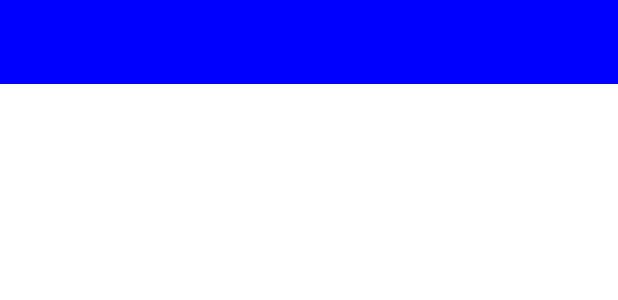
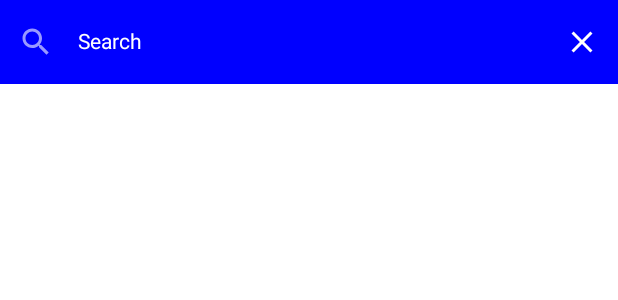
Before and after one commit to Dave-devs/Paging-Demo-Api-App, an Android app built with Jetpack Compose: the @Preview function SearchWidgetPreview, on a phone screen of 412 x 824 dp. Shown: the top 300 px of the screen. Run offline under Robolectric (Android 15) with nearby library versions, the phone set to English and light mode, and no system bars.

Commit message:
Third Commit 0.1

```diff
--- a/app/src/main/java/com/example/pagingdemoapiapp/unsplash_paging_features/presentation/home_screen/HomeBar.kt
+++ b/app/src/main/java/com/example/pagingdemoapiapp/unsplash_paging_features/presentation/home_screen/HomeBar.kt
@@ -23,7 +23,8 @@ fun HomeTopBar(
             IconButton(onClick = onSearchClicked) {
                 Icon(
                     imageVector = Icons.Default.Search,
-                    contentDescription = "Search Icon"
+                    contentDescription = "Search Icon",
+                    tint = MaterialTheme.colors.primary
                 )
             }
         }
--- a/app/src/main/java/com/example/pagingdemoapiapp/unsplash_paging_features/presentation/search_screen/SearchBar.kt
+++ b/app/src/main/java/com/example/pagingdemoapiapp/unsplash_paging_features/presentation/search_screen/SearchBar.kt
@@ -15,6 +15,7 @@ import androidx.compose.ui.graphics.Color
 import androidx.compose.ui.semantics.contentDescription
 import androidx.compose.ui.semantics.semantics
 import androidx.compose.ui.text.TextStyle
+import androidx.compose.ui.text.input.ImeAction
 import androidx.compose.ui.tooling.preview.Preview
 import androidx.compose.ui.unit.dp
 
@@ -52,7 +53,7 @@ fun SearchWidget(
                 )
             },
             textStyle = TextStyle(
-                color = Color.Blue
+                color = Color.White
             ),
             singleLine = true,
             leadingIcon = {
@@ -64,7 +65,7 @@ fun SearchWidget(
                     Icon(
                         imageVector = Icons.Default.Search,
                         contentDescription = "Search Icon",
-                        tint = Color.Blue
+                        tint = Color.White
                     )
                 }
             },
@@ -85,12 +86,12 @@ fun SearchWidget(
                     Icon(
                         imageVector = Icons.Default.Close,
                         contentDescription = "Close Icon",
-                        tint = Color.Blue
+                        tint = Color.White
                     )
                 }
             },
             keyboardOptions = KeyboardOptions(
-                imeAction = androidx.compose.ui.text.input.ImeAction.Search
+                imeAction = ImeAction.Search
             ),
             keyboardActions = KeyboardActions(
                 onSearch = {
--- a/app/src/main/java/com/example/pagingdemoapiapp/unsplash_paging_features/presentation/search_screen/SearchScreen.kt
+++ b/app/src/main/java/com/example/pagingdemoapiapp/unsplash_paging_features/presentation/search_screen/SearchScreen.kt
@@ -30,7 +30,7 @@ fun SearchScreen(
                     searchViewModel.updateSearchQuery(query = it)
                 },
                 onSearchClicked = {
-                    searchViewModel.onSearch(query = it)
+                    searchViewModel.searchHeroes(query = it)
                 },
                 onCloseClicked = {
                     navController.popBackStack()
```
Also changed, not shown: app/src/main/java/com/example/pagingdemoapiapp/unsplash_paging_features/presentation/search_screen/SearchViewModel.kt (+3 -9 lines).
